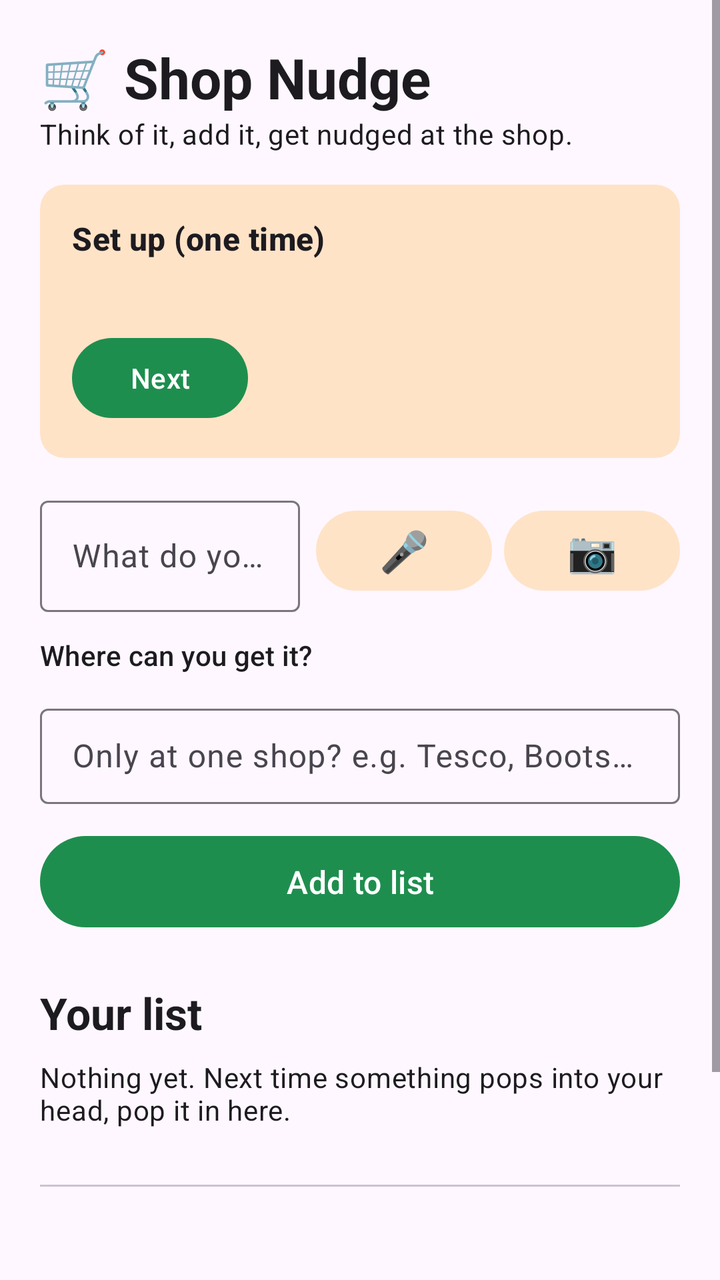
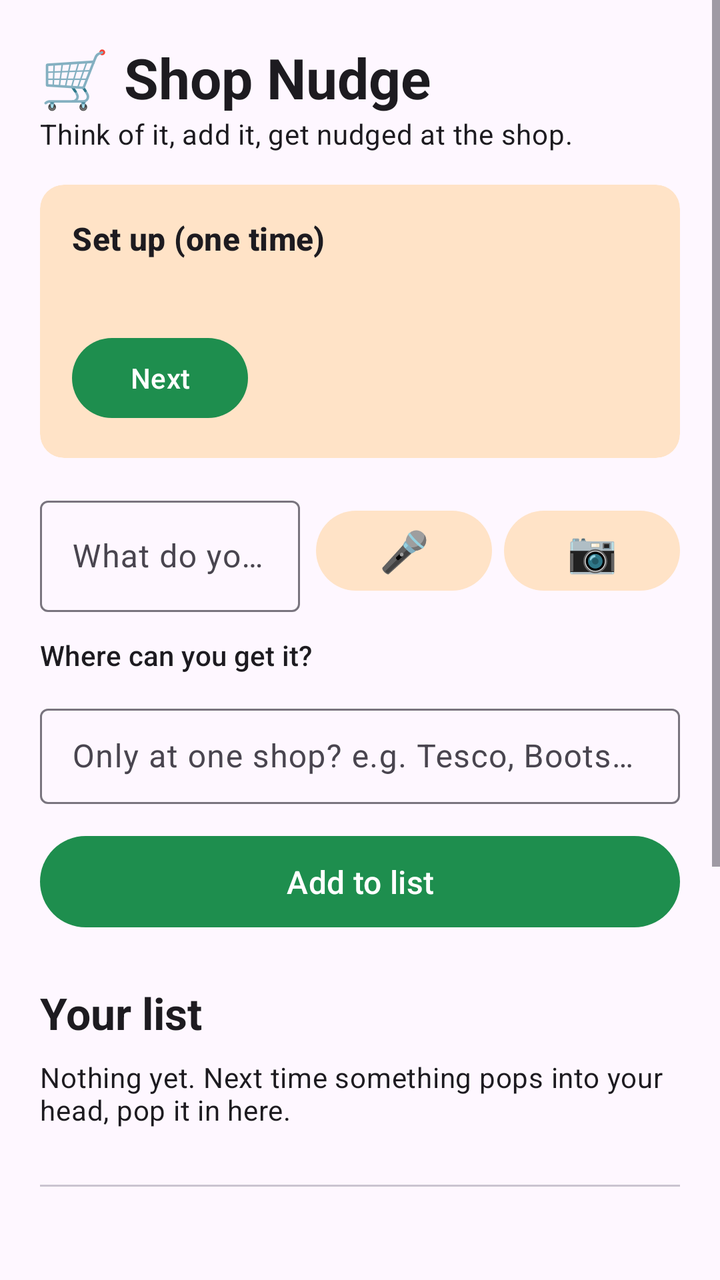

Before-and-after screenshots of an Android layout around one commit, followed by the original layout XML and the change that was made.
<!-- AndroidManifest.xml: application theme Theme.ShopNudge -->
<!-- res/layout/activity_main.xml -->
<?xml version="1.0" encoding="utf-8"?>
<ScrollView xmlns:android="http://schemas.android.com/apk/res/android"
    xmlns:app="http://schemas.android.com/apk/res-auto"
    android:id="@+id/root"
    android:layout_width="match_parent"
    android:layout_height="match_parent"
    android:fillViewport="true">

    <LinearLayout
        android:layout_width="match_parent"
        android:layout_height="wrap_content"
        android:orientation="vertical"
        android:padding="20dp">

        <TextView
            android:layout_width="wrap_content"
            android:layout_height="wrap_content"
            android:text="🛒 Shop Nudge"
            android:textAppearance="?attr/textAppearanceHeadlineMedium"
            android:textStyle="bold" />

        <TextView
            android:layout_width="wrap_content"
            android:layout_height="wrap_content"
            android:layout_marginBottom="16dp"
            android:text="Think of it, add it, get nudged at the shop."
            android:textAppearance="?attr/textAppearanceBodyMedium" />

        
        <com.google.android.material.card.MaterialCardView
            android:id="@+id/setupCard"
            style="@style/Widget.Material3.CardView.Filled"
            android:layout_width="match_parent"
            android:layout_height="wrap_content"
            android:layout_marginBottom="16dp"
            app:cardBackgroundColor="?attr/colorSecondaryContainer">

            <LinearLayout
                android:layout_width="match_parent"
                android:layout_height="wrap_content"
                android:orientation="vertical"
                android:padding="16dp">

                <TextView
                    android:layout_width="wrap_content"
                    android:layout_height="wrap_content"
                    android:text="Set up (one time)"
                    android:textAppearance="?attr/textAppearanceTitleMedium"
                    android:textStyle="bold" />

                <TextView
                    android:id="@+id/setupText"
                    android:layout_width="wrap_content"
                    android:layout_height="wrap_content"
                    android:layout_marginTop="8dp"
                    android:lineSpacingExtra="4dp"
                    android:textAppearance="?attr/textAppearanceBodyMedium" />

                <com.google.android.material.button.MaterialButton
                    android:id="@+id/setupBtn"
                    android:layout_width="wrap_content"
                    android:layout_height="wrap_content"
                    android:layout_marginTop="8dp"
                    android:text="Next" />
            </LinearLayout>
        </com.google.android.material.card.MaterialCardView>

        
        <LinearLayout
            android:layout_width="match_parent"
            android:layout_height="wrap_content"
            android:gravity="center_vertical"
            android:orientation="horizontal">

            <com.google.android.material.textfield.TextInputLayout
                style="@style/Widget.Material3.TextInputLayout.OutlinedBox"
                android:layout_width="0dp"
                android:layout_height="wrap_content"
                android:layout_weight="1"
                android:hint="What do you need?">

                <com.google.android.material.textfield.TextInputEditText
                    android:id="@+id/itemInput"
                    android:layout_width="match_parent"
                    android:layout_height="wrap_content"
                    android:imeOptions="actionDone"
                    android:inputType="textCapSentences"
                    android:maxLines="1" />
            </com.google.android.material.textfield.TextInputLayout>

            <com.google.android.material.button.MaterialButton
                android:id="@+id/micBtn"
                style="@style/Widget.Material3.Button.TonalButton"
                android:layout_width="wrap_content"
                android:layout_height="wrap_content"
                android:layout_marginStart="8dp"
                android:contentDescription="Say it"
                android:text="🎤"
                android:textSize="20sp" />

            <com.google.android.material.button.MaterialButton
                android:id="@+id/photoBtn"
                style="@style/Widget.Material3.Button.TonalButton"
                android:layout_width="wrap_content"
                android:layout_height="wrap_content"
                android:layout_marginStart="6dp"
                android:contentDescription="Read a screenshot"
                android:text="📷"
                android:textSize="20sp" />
        </LinearLayout>

        <TextView
            android:layout_width="wrap_content"
            android:layout_height="wrap_content"
            android:layout_marginTop="12dp"
            android:text="Where can you get it?"
            android:textAppearance="?attr/textAppearanceLabelLarge" />

        <com.google.android.material.chip.ChipGroup
            android:id="@+id/catGroup"
            android:layout_width="match_parent"
            android:layout_height="wrap_content"
            android:layout_marginTop="4dp" />

        <com.google.android.material.textfield.TextInputLayout
            style="@style/Widget.Material3.TextInputLayout.OutlinedBox.Dense"
            android:layout_width="match_parent"
            android:layout_height="wrap_content"
            android:layout_marginTop="8dp"
            android:hint="Only at one shop? e.g. Tesco, Boots (optional)">

            <com.google.android.material.textfield.TextInputEditText
                android:id="@+id/brandInput"
                android:layout_width="match_parent"
                android:layout_height="wrap_content"
                android:inputType="textCapWords"
                android:maxLines="1" />
        </com.google.android.material.textfield.TextInputLayout>

        <com.google.android.material.button.MaterialButton
            android:id="@+id/addBtn"
            android:layout_width="match_parent"
            android:layout_height="wrap_content"
            android:layout_marginTop="12dp"
            android:paddingVertical="12dp"
            android:text="Add to list"
            android:textSize="16sp" />

        
        <TextView
            android:id="@+id/listHeader"
            android:layout_width="wrap_content"
            android:layout_height="wrap_content"
            android:layout_marginTop="24dp"
            android:text="Your list"
            android:textAppearance="?attr/textAppearanceTitleLarge"
            android:textStyle="bold" />

        <TextView
            android:id="@+id/emptyText"
            android:layout_width="wrap_content"
            android:layout_height="wrap_content"
            android:layout_marginTop="8dp"
            android:text="Nothing yet. Next time something pops into your head, pop it in here."
            android:textAppearance="?attr/textAppearanceBodyMedium" />

        <LinearLayout
            android:id="@+id/itemsBox"
            android:layout_width="match_parent"
            android:layout_height="wrap_content"
            android:layout_marginTop="8dp"
            android:orientation="vertical" />

        
        <com.google.android.material.divider.MaterialDivider
            android:layout_width="match_parent"
            android:layout_height="wrap_content"
            android:layout_marginVertical="20dp" />

        <TextView
            android:id="@+id/statusText"
            android:layout_width="match_parent"
            android:layout_height="wrap_content"
            android:lineSpacingExtra="2dp"
            android:textAppearance="?attr/textAppearanceBodyMedium" />

        <LinearLayout
            android:layout_width="match_parent"
            android:layout_height="wrap_content"
            android:layout_marginTop="12dp"
            android:orientation="horizontal">

            <com.google.android.material.button.MaterialButton
                android:id="@+id/refreshBtn"
                style="@style/Widget.Material3.Button.OutlinedButton"
                android:layout_width="0dp"
                android:layout_height="wrap_content"
                android:layout_marginEnd="6dp"
                android:layout_weight="1"
                android:text="Refresh shops" />

            <com.google.android.material.button.MaterialButton
                android:id="@+id/shopsBtn"
                style="@style/Widget.Material3.Button.OutlinedButton"
                android:layout_width="0dp"
                android:layout_height="wrap_content"
                android:layout_marginStart="6dp"
                android:layout_weight="1"
                android:text="Shops near me" />
        </LinearLayout>

        <com.google.android.material.button.MaterialButton
            android:id="@+id/testBtn"
            style="@style/Widget.Material3.Button.TextButton"
            android:layout_width="match_parent"
            android:layout_height="wrap_content"
            android:layout_marginTop="4dp"
            android:text="🔔 Test an alert" />
    </LinearLayout>
</ScrollView>
<!-- resources referenced by this layout -->
<resources>
  <style name="Theme.ShopNudge" parent="Theme.Material3.DayNight.NoActionBar">
          <item name="colorPrimary">@color/green</item>
          <item name="colorOnPrimary">#FFFFFF</item>
          <item name="colorPrimaryContainer">#C8EBD2</item>
          <item name="colorOnPrimaryContainer">#00210E</item>
          <item name="colorSecondary">@color/orange</item>
          <item name="colorSecondaryContainer">#FFE3C7</item>
          <item name="colorOnSecondaryContainer">#2E1500</item>
      </style>
  <color name="green">#1E8E4E</color>
  <color name="orange">#F28C28</color>
</resources>

<!-- the commit's change to res/layout/activity_main.xml (unified diff, before → after) -->
@@ -216,5 +216,42 @@
             android:layout_height="wrap_content"
             android:layout_marginTop="4dp"
             android:text="🔔 Test an alert" />
+
+        
+        <com.google.android.material.divider.MaterialDivider
+            android:layout_width="match_parent"
+            android:layout_height="wrap_content"
+            android:layout_marginVertical="20dp" />
+
+        <TextView
+            android:layout_width="wrap_content"
+            android:layout_height="wrap_content"
+            android:text="🔕 Quiet places"
+            android:textAppearance="?attr/textAppearanceTitleMedium"
+            android:textStyle="bold" />
+
+        <TextView
+            android:layout_width="wrap_content"
+            android:layout_height="wrap_content"
+            android:layout_marginTop="4dp"
+            android:alpha="0.7"
+            android:text="No nudges within 250 m of these, e.g. home and work. Tap one to remove it."
+            android:textAppearance="?attr/textAppearanceBodySmall" />
+
+        <LinearLayout
+            android:id="@+id/quietBox"
+            android:layout_width="match_parent"
+            android:layout_height="wrap_content"
+            android:layout_marginTop="8dp"
+            android:orientation="vertical" />
+
+        <com.google.android.material.button.MaterialButton
+            android:id="@+id/quietBtn"
+            style="@style/Widget.Material3.Button.TonalButton"
+            android:layout_width="match_parent"
+            android:layout_height="wrap_content"
+            android:layout_marginTop="4dp"
+            android:layout_marginBottom="24dp"
+            android:text="🏠 Add where I am now" />
     </LinearLayout>
 </ScrollView>
